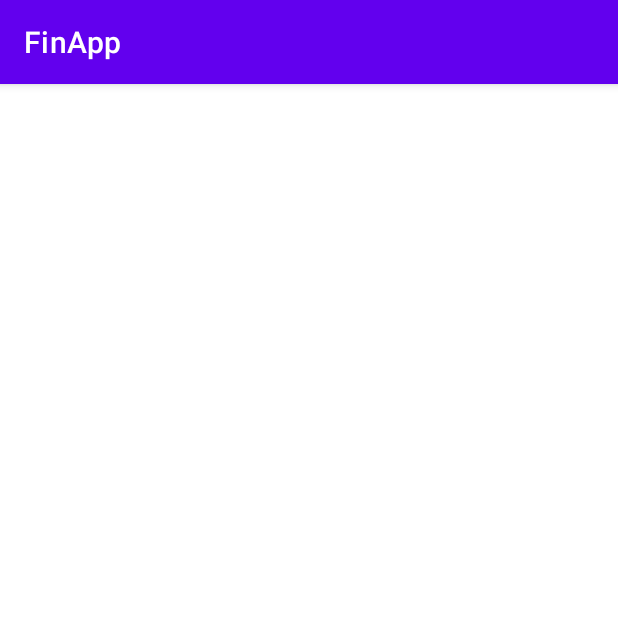
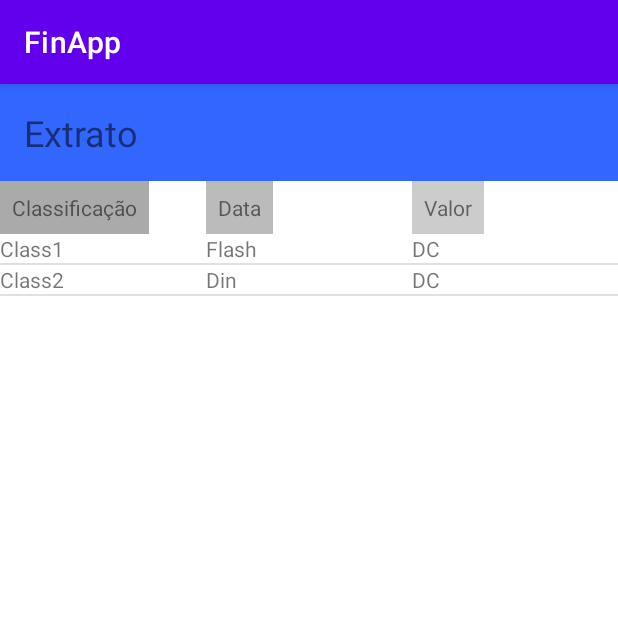
Before and after one commit to GuilhermeJanke/FinApp, an Android app: the ActivityExtrato screen opened directly, with no data from a screen before it, on a phone screen of 412 x 824 dp, the top half of it. Run offline under Robolectric (Android 15) with nearby library versions, the phone set to English and light mode, and no system bars.

Commit message:
Activity de extrato listando itens estáticos

```diff
--- a/app/src/main/java/com/example/finapp/ActivityExtrato.java
+++ b/app/src/main/java/com/example/finapp/ActivityExtrato.java
@@ -1,20 +1,31 @@
 package com.example.finapp;
 
 import androidx.appcompat.app.AppCompatActivity;
+import androidx.recyclerview.widget.DividerItemDecoration;
 import androidx.recyclerview.widget.LinearLayoutManager;
 import androidx.recyclerview.widget.RecyclerView;
 
 import android.os.Bundle;
+import android.view.View;
+import android.widget.AdapterView;
 import android.widget.ArrayAdapter;
 import android.widget.EditText;
+import android.widget.LinearLayout;
 import android.widget.ListView;
 import android.widget.TextView;
+import android.widget.Toast;
 
+import com.example.finapp.R;
 import com.example.finapp.adapter.AdapterExtrato;
+import com.example.finapp.model.Extrato;
+
+import java.util.ArrayList;
+import java.util.List;
 
 public class ActivityExtrato extends AppCompatActivity {
 
     private RecyclerView recyclerViewExtrato;
+    private List<Extrato> listExtrato = new ArrayList<>();
 
     @Override
     protected void onCreate(Bundle savedInstanceState) {
@@ -23,14 +34,30 @@ public class ActivityExtrato extends AppCompatActivity {
 
         recyclerViewExtrato = findViewById(R.id.recyclerViewExtrato);
 
-        AdapterExtrato adapter = new AdapterExtrato();
+        //Configurar o Adapter
+        this.createExtrato();
+        AdapterExtrato adapter = new AdapterExtrato(listExtrato);
 
-        RecyclerView.LayoutManager layoutManager = new LinearLayoutManager(getApplicationContext());
+        //Configurar RecyclerView utilizando um layout linear
+        RecyclerView.LayoutManager layoutManager =
+                new LinearLayoutManager(getApplicationContext());
         recyclerViewExtrato.setLayoutManager(layoutManager);
-
+        //Otimizar o RecyclerView
         recyclerViewExtrato.setHasFixedSize(true);
 
+        //Insere um divisor entre as células
+        recyclerViewExtrato.addItemDecoration(
+                new DividerItemDecoration(this, LinearLayout.VERTICAL));
+
+        //Liga o adapter ao recycler
         recyclerViewExtrato.setAdapter(adapter);
 
     }
+
+    public void createExtrato() {
+        Extrato obj = new Extrato("Class1", "Flash", "DC");
+        listExtrato.add(obj);
+        obj = new Extrato("Class2", "Din", "DC");
+        listExtrato.add(obj);
+    }
 }
--- a/app/src/main/java/com/example/finapp/adapter/AdapterExtrato.java
+++ b/app/src/main/java/com/example/finapp/adapter/AdapterExtrato.java
@@ -9,8 +9,17 @@ import androidx.annotation.NonNull;
 import androidx.recyclerview.widget.RecyclerView;
 
 import com.example.finapp.R;
+import com.example.finapp.model.Extrato;
+
+import java.util.List;
 
 public class AdapterExtrato extends RecyclerView.Adapter<AdapterExtrato.MyViewHolder> {
+
+    private List<Extrato> listExtrato;
+
+    public AdapterExtrato(List<Extrato> list) {
+        this.listExtrato = list;
+    }
 
     public class MyViewHolder extends RecyclerView.ViewHolder{
 
@@ -18,29 +27,31 @@ public class AdapterExtrato extends RecyclerView.Adapter<AdapterExtrato.MyViewHo
 
         public MyViewHolder(View view){
             super(view);
-            classificacao = view.findViewById(R.id.textViewHeaderClassificacao);
-            data = view.findViewById(R.id.textViewHeaderData);
-            valor = view.findViewById(R.id.textViewHeaderValor);
+            classificacao = view.findViewById(R.id.textViewClassificacao);
+            data = view.findViewById(R.id.textViewData);
+            valor = view.findViewById(R.id.textViewValor);
         }
     }
 
     @NonNull
     @Override
     public MyViewHolder onCreateViewHolder(@NonNull ViewGroup parent, int viewType) {
-        View listItem = LayoutInflater.from(parent.getContext()).inflate(R.layout.activity_extrato, parent, false);
+        View listItem = LayoutInflater.from(parent.getContext()).inflate(R.layout.adapter_list_extrato, parent, false);
         return new MyViewHolder(listItem);
     }
 
     @Override
     public void onBindViewHolder(@NonNull MyViewHolder holder, int position) {
-        holder.classificacao.setText("Teste");
-        holder.data.setText("Teste2");
-        holder.valor.setText("Teste3");
+
+        Extrato obj = listExtrato.get(position);
+        holder.classificacao.setText(obj.getClassificacao());
+        holder.data.setText(obj.getData());
+        holder.valor.setText(obj.getValor());
 
     }
 
     @Override
     public int getItemCount() {
-        return 1;
+        return listExtrato.size();
     }
 }
--- /dev/null
+++ b/app/src/main/java/com/example/finapp/model/Extrato.java
@@ -0,0 +1,40 @@
+package com.example.finapp.model;
+
+public class Extrato {
+
+    private String classificacao;
+    private String data;
+    private String valor;
+
+    public Extrato(){}
+
+    public Extrato(String classificacao, String data, String valor) {
+        this.classificacao = classificacao;
+        this.data = data;
+        this.valor = valor;
+    }
+
+    public String getClassificacao() {
+        return classificacao;
+    }
+
+    public void setClassificacao(String classificacao) {
+        this.classificacao = classificacao;
+    }
+
+    public String getData() {
+        return data;
+    }
+
+    public void setData(String data) {
+        this.data = data;
+    }
+
+    public String getValor() {
+        return valor;
+    }
+
+    public void setValor(String valor) {
+        this.valor = valor;
+    }
+}
--- a/app/src/main/res/layout/activity_extrato.xml
+++ b/app/src/main/res/layout/activity_extrato.xml
@@ -1,12 +1,99 @@
 <?xml version="1.0" encoding="utf-8"?>
-<androidx.constraintlayout.widget.ConstraintLayout xmlns:android="http://schemas.android.com/apk/res/android"
-    android:id="@+id/linearLayout"
+<LinearLayout xmlns:android="http://schemas.android.com/apk/res/android"
     android:layout_width="match_parent"
     android:layout_height="wrap_content"
     android:orientation="vertical" >
 
-    <androidx.recyclerview.widget.RecyclerView
-        android:id="@+id/recyclerViewExtrato"
+    <!-- row 1 -->
+
+    <TextView
+        android:id="@+id/textViewExtrato"
+        android:layout_width="fill_parent"
+        android:layout_height="wrap_content"
+        android:background="#3366ff"
+        android:padding="16dp"
+        android:text="Extrato"
+        android:textSize="24dp" />
+
+    <LinearLayout
+        android:layout_width="fill_parent"
+        android:layout_height="wrap_content"
+        android:orientation="horizontal"
+        android:weightSum="3">
+
+        <!-- col 1 -->
+
+        <LinearLayout
+            android:layout_width="0dp"
+            android:layout_height="wrap_content"
+            android:layout_weight="1"
+            android:orientation="vertical">
+
+            <TextView
+                android:id="@+id/textViewHeaderClassificacao"
+                android:layout_width="wrap_content"
+                android:layout_height="wrap_content"
+                android:background="#aaaaaa"
+                android:padding="8dp"
+                android:text="Classificação" />
+
+        </LinearLayout>
+        <!-- col 1 end -->
+        <!-- col 2 -->
+
+        <LinearLayout
+            android:layout_width="0dp"
+            android:layout_height="wrap_content"
+            android:layout_weight="1"
+            android:orientation="vertical">
+
+            <TextView
+                android:id="@+id/textViewHeaderData"
+                android:layout_width="wrap_content"
+                android:layout_height="wrap_content"
+                android:background="#bbbbbb"
+                android:padding="8dp"
+                android:text="Data" />
+
+        </LinearLayout>
+        <!-- col 2 end -->
+        <!-- col 3 -->
+
+        <LinearLayout
+            android:layout_width="0dp"
+            android:layout_height="wrap_content"
+            android:layout_weight="1"
+            android:orientation="vertical">
+
+            <TextView
+                android:id="@+id/textViewHeaderValor"
+                android:layout_width="wrap_content"
+                android:layout_height="wrap_content"
+                android:background="#cccccc"
+                android:padding="8dp"
+                android:text="Valor" />
+
+        </LinearLayout>
+
+    </LinearLayout>
+
+    <LinearLayout
         android:layout_width="match_parent"
-        android:layout_height="match_parent" />
-</androidx.constraintlayout.widget.ConstraintLayout>
+        android:layout_height="match_parent"
+        android:orientation="horizontal"
+        android:weightSum="3">
+
+        <androidx.recyclerview.widget.RecyclerView
+            android:id="@+id/recyclerViewExtrato"
+            android:layout_width="match_parent"
+            android:layout_height="match_parent" />
+    </LinearLayout>
+
+    <!-- row 1 end -->
+
+
+    <!-- row 2 -->
+
+    <!-- col 3 end -->
+
+</LinearLayout>
```
Also changed, not shown: app/src/main/res/layout/adapter_list_extrato.xml (+0 -71 lines).
